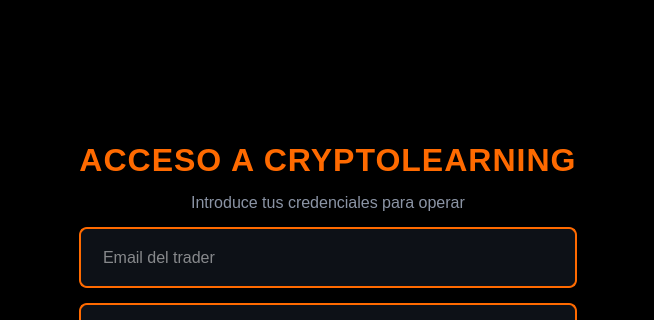
Old version of the form src/vista/ui/MainWindow.ui in the repository Willalgon/Crypto-Desktop-Exchange-App; both pictures show x 465 to 1119 and y 274 to 594 of the 1200 by 750 pixel window.
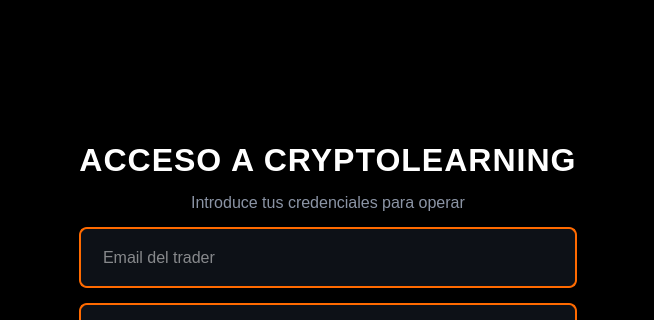
New version of the form. Icons and pictures are not drawn.

The edit to the form file:
```diff
--- a/src/vista/ui/MainWindow.ui
+++ b/src/vista/ui/MainWindow.ui
@@ -27,7 +27,7 @@
 
 /* 3- TITULO EN NARANJA PURO */
 QLabel#lbl_titulo { 
-    color: #FF6A00; 
+    color: #FFFFFF; 
     font-size: 32px; 
     font-weight: bold; 
     font-family: 'Inter', 'Roboto', 'sans-serif';
```
